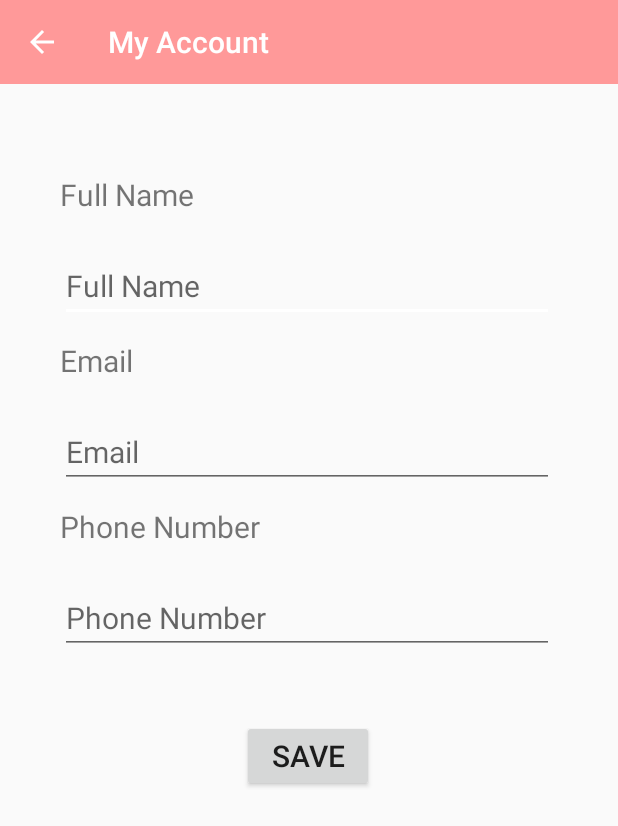
After one commit to bleach1606/fower-android, an Android app: the MyAccount screen opened directly, with no data from a screen before it, on a phone screen of 412 x 824 dp. The commit adds this screen. Shown: the top 826 px of the screen. Run offline under Robolectric (Android 15) with nearby library versions, the phone set to English and light mode, and no system bars.

Commit message:
lan anh commit

```diff
--- a/app/src/main/AndroidManifest.xml
+++ b/app/src/main/AndroidManifest.xml
@@ -11,9 +11,12 @@
         android:label="Camelia Florist"
         android:supportsRtl="true"
         android:theme="@style/AppTheme">
+        <activity android:name=".Notification"></activity>
+        <activity android:name=".MyAccount" />
+        <activity android:name=".ChangePassword" />
         <activity
             android:name=".HomeActivity"
-            android:theme="@style/AppTheme.NoActionBar"></activity>
+            android:theme="@style/AppTheme.NoActionBar" />
         <activity
             android:name=".MainActivity"
             android:screenOrientation="portrait"
--- /dev/null
+++ b/app/src/main/java/com/example/myflowerproject/MyAccount.java
@@ -0,0 +1,14 @@
+package com.example.myflowerproject;
+
+import androidx.appcompat.app.AppCompatActivity;
+
+import android.os.Bundle;
+
+public class MyAccount extends AppCompatActivity {
+
+    @Override
+    protected void onCreate(Bundle savedInstanceState) {
+        super.onCreate(savedInstanceState);
+        setContentView(R.layout.activity_my_account);
+    }
+}
--- a/app/src/main/java/com/example/myflowerproject/ResetPasswordFragment.java
+++ b/app/src/main/java/com/example/myflowerproject/ResetPasswordFragment.java
@@ -35,6 +35,7 @@ public class ResetPasswordFragment extends Fragment {
     private TextView goBack;
 
     private FrameLayout parentFrameLayout;
+
 
     @Override
     public View onCreateView(LayoutInflater inflater, ViewGroup container,
--- /dev/null
+++ b/app/src/main/res/layout/activity_my_account.xml
@@ -0,0 +1,113 @@
+<?xml version="1.0" encoding="utf-8"?>
+<androidx.constraintlayout.widget.ConstraintLayout xmlns:android="http://schemas.android.com/apk/res/android"
+    xmlns:app="http://schemas.android.com/apk/res-auto"
+    xmlns:tools="http://schemas.android.com/tools"
+    android:layout_width="match_parent"
+    android:layout_height="match_parent"
+    tools:context=".MyAccount">
+
+
+    <androidx.appcompat.widget.Toolbar
+        android:id="@+id/toolbar4"
+        android:layout_width="match_parent"
+        android:layout_height="wrap_content"
+        android:background="?attr/colorPrimary"
+        android:minHeight="?attr/actionBarSize"
+        android:theme="?attr/actionBarTheme"
+        app:layout_constraintEnd_toEndOf="parent"
+        app:layout_constraintStart_toStartOf="parent"
+        app:layout_constraintTop_toTopOf="parent"
+        app:navigationIcon="@drawable/abc_vector_test"
+        app:title="My Account"
+        app:titleTextColor="@color/colorAccent" />
+
+    <TextView
+        android:id="@+id/textView4"
+        android:layout_width="329dp"
+        android:layout_height="43dp"
+        android:layout_marginTop="60dp"
+        android:text="Full Name"
+        android:textSize="20sp"
+        app:layout_constraintEnd_toEndOf="parent"
+        app:layout_constraintHorizontal_bias="0.487"
+        app:layout_constraintStart_toStartOf="@+id/toolbar4"
+        app:layout_constraintTop_toBottomOf="@+id/toolbar4" />
+
+    <EditText
+        android:id="@+id/editText2"
+        android:layout_width="329dp"
+        android:layout_height="43dp"
+        android:layout_marginTop="12dp"
+        android:ems="10"
+        android:hint="Full Name"
+        android:inputType="textPersonName"
+        android:textSize="20sp"
+        app:layout_constraintEnd_toEndOf="@+id/textView4"
+        app:layout_constraintHorizontal_bias="1.0"
+        app:layout_constraintStart_toStartOf="@+id/textView4"
+        app:layout_constraintTop_toBottomOf="@+id/textView4" />
+
+    <TextView
+        android:id="@+id/textView5"
+        android:layout_width="329dp"
+        android:layout_height="43dp"
+        android:layout_marginTop="12dp"
+        android:text="Email"
+        android:textSize="20sp"
+        app:layout_constraintEnd_toEndOf="@+id/editText2"
+        app:layout_constraintStart_toStartOf="@+id/editText2"
+        app:layout_constraintTop_toBottomOf="@+id/editText2" />
+
+    <EditText
+        android:id="@+id/editText3"
+        android:layout_width="329dp"
+        android:layout_height="43dp"
+        android:layout_marginTop="12dp"
+        android:ems="10"
+        android:hint="Email"
+        android:inputType="textPersonName"
+        android:textSize="20sp"
+        app:layout_constraintEnd_toEndOf="@+id/textView5"
+        app:layout_constraintHorizontal_bias="0.0"
+        app:layout_constraintStart_toStartOf="@+id/textView5"
+        app:layout_constraintTop_toBottomOf="@+id/textView5" />
+
+    <TextView
+        android:id="@+id/textView6"
+        android:layout_width="329dp"
+        android:layout_height="43dp"
+        android:layout_marginTop="12dp"
+        android:text="Phone Number"
+        android:textSize="20sp"
+        app:layout_constraintEnd_toEndOf="@+id/editText3"
+        app:layout_constraintHorizontal_bias="0.0"
+        app:layout_constraintStart_toStartOf="@+id/editText3"
+        app:layout_constraintTop_toBottomOf="@+id/editText3" />
+
+    <EditText
+        android:id="@+id/editText4"
+        android:layout_width="329dp"
+        android:layout_height="43dp"
+        android:layout_marginTop="12dp"
+        android:ems="10"
+        android:hint="Phone Number"
+        android:inputType="textPersonName"
+        android:textSize="20sp"
+        app:layout_constraintEnd_toEndOf="@+id/textView6"
+        app:layout_constraintHorizontal_bias="0.0"
+        app:layout_constraintStart_toStartOf="@+id/textView6"
+        app:layout_constraintTop_toBottomOf="@+id/textView6" />
+
+    <Button
+        android:id="@+id/button"
+        android:layout_width="wrap_content"
+        android:layout_height="wrap_content"
+        android:layout_marginTop="44dp"
+        android:text="Save"
+        android:textSize="20sp"
+        app:layout_constraintEnd_toEndOf="@+id/editText4"
+        app:layout_constraintHorizontal_bias="0.502"
+        app:layout_constraintStart_toStartOf="@+id/editText4"
+        app:layout_constraintTop_toBottomOf="@+id/editText4" />
+
+</androidx.constraintlayout.widget.ConstraintLayout>
--- a/app/src/main/res/menu/activity_home_drawer.xml
+++ b/app/src/main/res/menu/activity_home_drawer.xml
@@ -24,6 +24,10 @@
             android:id="@+id/nav_my_account"
             android:icon="@mipmap/account_icon"
             android:title="My Account" />
+        <item
+            android:id="@+id/nav_change_password"
+            android:icon="@drawable/ic_vpn_key_black_24dp"
+            android:title="Change Password" />
     </group>
     <item
         android:id="@+id/nav_sign_out"
```
Also changed, not shown: app/src/main/java/com/example/myflowerproject/ChangePassword.java (added, +30 -0 lines), app/src/main/java/com/example/myflowerproject/HomeActivity.java (+26 -1 lines), app/src/main/java/com/example/myflowerproject/Notification.java (added, +32 -0 lines), app/src/main/java/com/example/myflowerproject/NotificationAdapter.java (added, +51 -0 lines), app/src/main/java/com/example/myflowerproject/NotificationModel.java (added, +14 -0 lines), app/src/main/res/drawable/ic_vpn_key_black_24dp.xml (added, +9 -0 lines), app/src/main/res/layout/activity_change_password.xml (added, +87 -0 lines), app/src/main/res/layout/activity_notification.xml (added, +38 -0 lines), app/src/main/res/layout/lines_notification.xml (added, +44 -0 lines).
